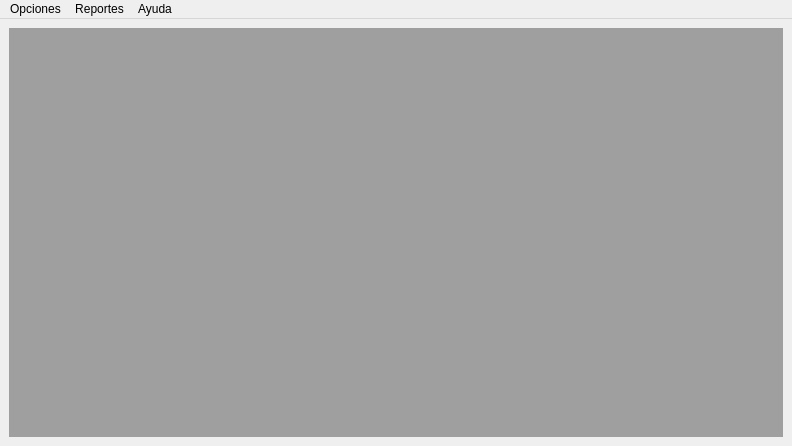
Above: Proyecto_Fase_2/adminvew.ui from MReyes09/-EDD-Proyectos_202202233 before the change. Below: the same form after it.
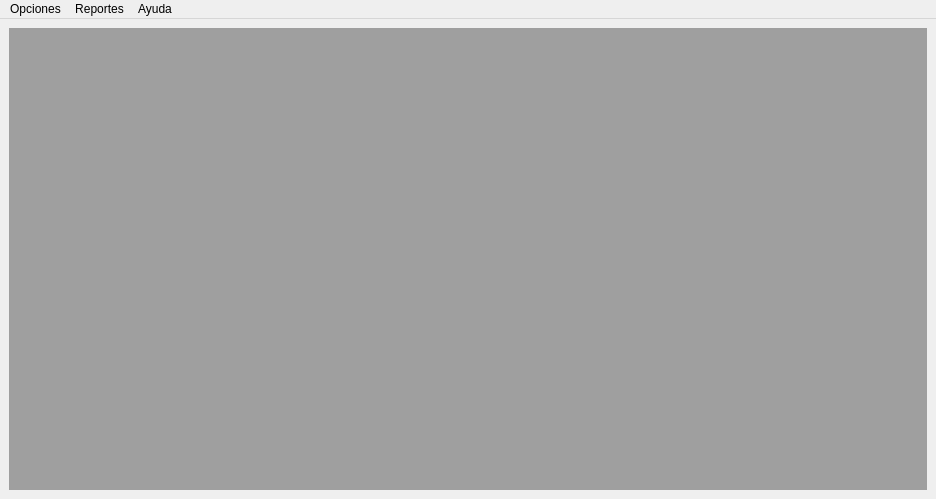
That is the form after the change.

What changed in the file:
```diff
--- a/Proyecto_Fase_2/adminvew.ui
+++ b/Proyecto_Fase_2/adminvew.ui
@@ -6,8 +6,8 @@
    <rect>
     <x>0</x>
     <y>0</y>
-    <width>792</width>
-    <height>446</height>
+    <width>936</width>
+    <height>499</height>
    </rect>
   </property>
   <property name="windowTitle">
@@ -25,7 +25,7 @@
     <rect>
      <x>0</x>
      <y>0</y>
-     <width>792</width>
+     <width>936</width>
      <height>25</height>
     </rect>
    </property>
```
